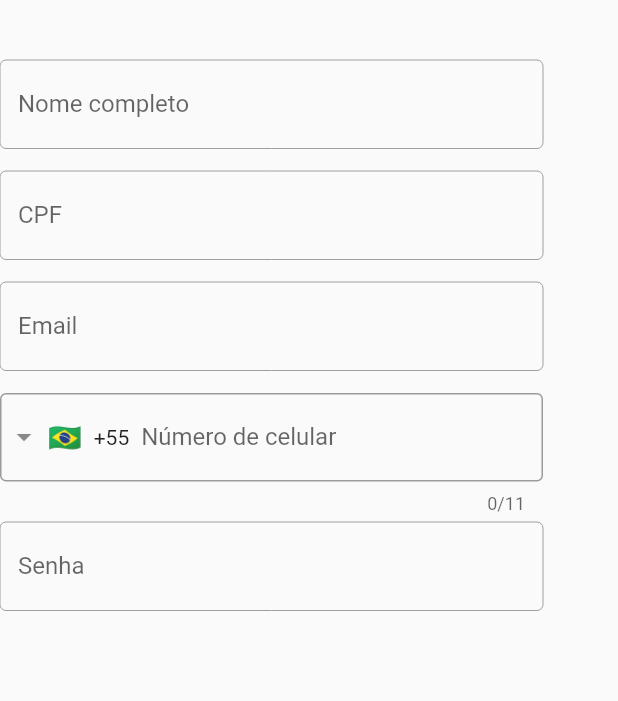
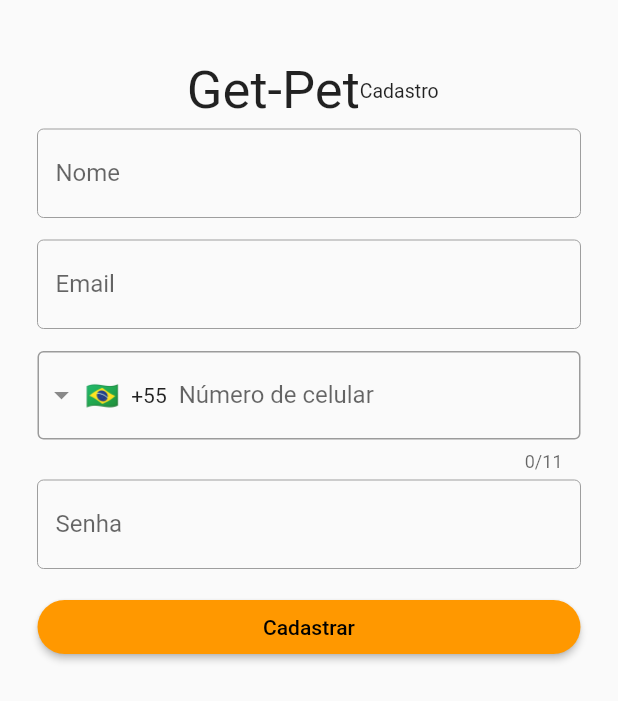
Before and after one commit to mdsreq-fga-unb/2022.2-GetPet, a Flutter app: the screen it shows after launch, on a phone screen of 412 x 824 dp. Shown: the top 701 px of the screen. Run offline on Flutter 3.47's test engine with Material 2 defaults, Android fonts, the phone set to English and light mode, and no system bars; drawn by our look-alikes of intl_phone_field; our stand-ins replace cloud_firestore, firebase_auth, firebase_core; accounts and stored records are empty.

Commit message:
[US01] Added error messages

```diff
--- a/getpet_app/lib/view/sign_up.dart
+++ b/getpet_app/lib/view/sign_up.dart
@@ -7,10 +7,10 @@ class SignUp extends StatefulWidget {
   const SignUp({Key? key}) : super(key: key);
 
   @override
-  State<SignUp> createState() => SignUpState();
+  State<SignUp> createState() => _SignUpState();
 }
 
-class SignUpState extends State<SignUp> {
+class _SignUpState extends State<SignUp> {
   final GlobalKey<FormState> _formKey = GlobalKey<FormState>();
   TextEditingController nameController = TextEditingController();
   TextEditingController cpfController = TextEditingController();
@@ -26,6 +26,28 @@ class SignUpState extends State<SignUp> {
             child: Column(
           children: [
             const Padding(padding: EdgeInsets.only(top: 40)),
+            Row(
+              mainAxisAlignment:
+                  MainAxisAlignment.center, //Center Row contents horizontally,
+              crossAxisAlignment:
+                  CrossAxisAlignment.center, //Center Row contents vertically,
+              children: const [
+                SizedBox(
+                  width: 5,
+                ),
+                Text(
+                  "Get-Pet",
+                  style: TextStyle(fontSize: 35),
+                ),
+                Text(
+                  "Cadastro",
+                  style: TextStyle(fontSize: 13),
+                ),
+              ],
+            ),
+            const SizedBox(
+              height: 5,
+            ),
             Form(
                 key: _formKey,
                 child: Column(
@@ -37,7 +59,7 @@ class SignUpState extends State<SignUp> {
                         obscureText: false,
                         keyboardType: TextInputType.text,
                         decoration: const InputDecoration(
-                          labelText: "Nome completo",
+                          labelText: "Nome",
                           enabledBorder: OutlineInputBorder(
                             borderSide:
                                 BorderSide(color: Colors.grey, width: 0.0),
@@ -45,35 +67,10 @@ class SignUpState extends State<SignUp> {
                           border: OutlineInputBorder(borderSide: BorderSide()),
                         ),
                         validator: (text) {
-                          if (text!.isEmpty) {
-                            return "Preencha o nome completo e tente novamente.";
-                          }
-                          return null;
-                        },
-                      ),
-                    ),
-                    const SizedBox(
-                      height: 15,
-                    ),
-                    SizedBox(
-                      width: MediaQuery.of(context).size.width - 50,
-                      child: TextFormField(
-                        controller: cpfController,
-                        obscureText: false,
-                        keyboardType: TextInputType.text,
-                        decoration: const InputDecoration(
-                          labelText: "CPF",
-                          enabledBorder: OutlineInputBorder(
-                            borderSide:
-                                BorderSide(color: Colors.grey, width: 0.0),
-                          ),
-                          border: OutlineInputBorder(borderSide: BorderSide()),
-                        ),
-                        validator: (text) {
-                          if (text!.isEmpty || text.length > 11) {
-                            return "CPF inválido! Verifique e tente novamente.";
-                          }
-                          return null;
+                          if (text!.isEmpty || text.length > 30) {
+                            return "Certeza que esse é um nome válido?";
+                          } else
+                            return null;
                         },
                       ),
                     ),
@@ -96,9 +93,9 @@ class SignUpState extends State<SignUp> {
                         ),
                         validator: (text) {
                           if (!text!.contains("@")) {
-                            return "Email inválido! Verifique e tente novamente.";
-                          }
-                          return null;
+                            return "Certeza que esse é um e-mail válido?";
+                          } else
+                            return null;
                         },
                       ),
                     ),
@@ -139,14 +136,42 @@ class SignUpState extends State<SignUp> {
                         ),
                         validator: (text) {
                           if (text!.length < 6) {
-                            return "A senha deve possuir no mínimo 6 dígitos.";
-                          }
-                          return null;
+                            return "6 dígitos de senha no mínimo";
+                          } else
+                            return null;
                         },
                       ),
                     ),
                     const SizedBox(
                       height: 15,
+                    ),
+                    SizedBox(
+                      width: MediaQuery.of(context).size.width - 50,
+                      child: ElevatedButton(
+                        style: ElevatedButton.styleFrom(
+                            shape: const StadiumBorder()),
+                        child: const Text("Cadastrar"),
+                        onPressed: () {
+                          if (validarFormulario()) {
+                            Map<String, dynamic> userData = {
+                              "email": emailController.text,
+                              "latitude": 666,
+                              "longitude": 666,
+                              "numero": phoneNumber,
+                              "ocupacao": "cliente",
+                              "usuario": nameController.text,
+                            };
+                            model.signUp(
+                                userData: userData,
+                                password: passwordController.text,
+                                onSuccess: _sucesso,
+                                onFail: _falha);
+                          }
+                        },
+                      ),
+                    ),
+                    const SizedBox(
+                      height: 10,
                     ),
                   ],
                 )),
@@ -155,4 +180,25 @@ class SignUpState extends State<SignUp> {
       );
     });
   }
+
+  bool validarFormulario() {
+    final FormState? form = _formKey.currentState;
+    if (form!.validate()) {
+      return true;
+    }
+    return false;
+  }
+
+  void _sucesso() {
+    ScaffoldMessenger.of(context).showSnackBar(const SnackBar(
+      content: Text("Cadastro realizado com sucesso!"),
+    ));
+  }
+
+  void _falha(String e) {
+    ScaffoldMessenger.of(context).showSnackBar(SnackBar(
+      duration: const Duration(seconds: 2),
+      content: Text(e),
+    ));
+  }
 }
--- a/getpet_app/pubspec.yaml
+++ b/getpet_app/pubspec.yaml
@@ -40,6 +40,7 @@ dependencies:
   firebase_core: ^2.2.0
   firebase_auth: ^4.1.2
   cloud_firestore: ^4.0.5
+  intl_phone_field: ^3.1.0
 
 dev_dependencies:
   flutter_test:
```
Also changed, not shown: getpet_app/lib/model/user_model.dart (+8 -11 lines), getpet_app/pubspec.lock.
